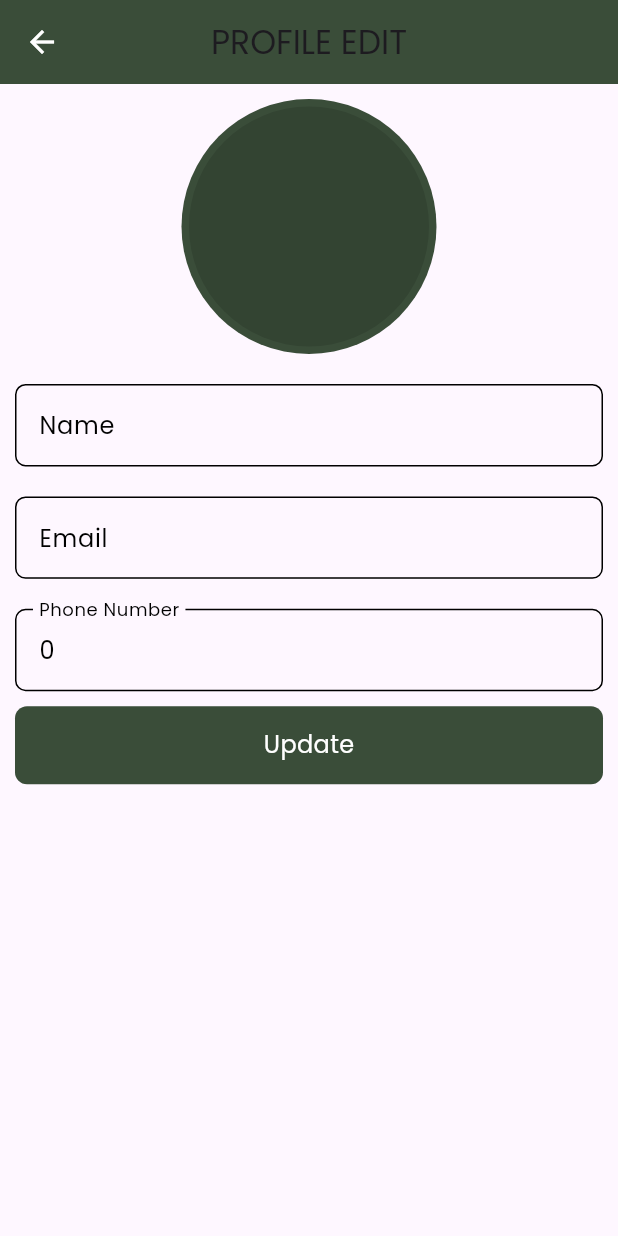
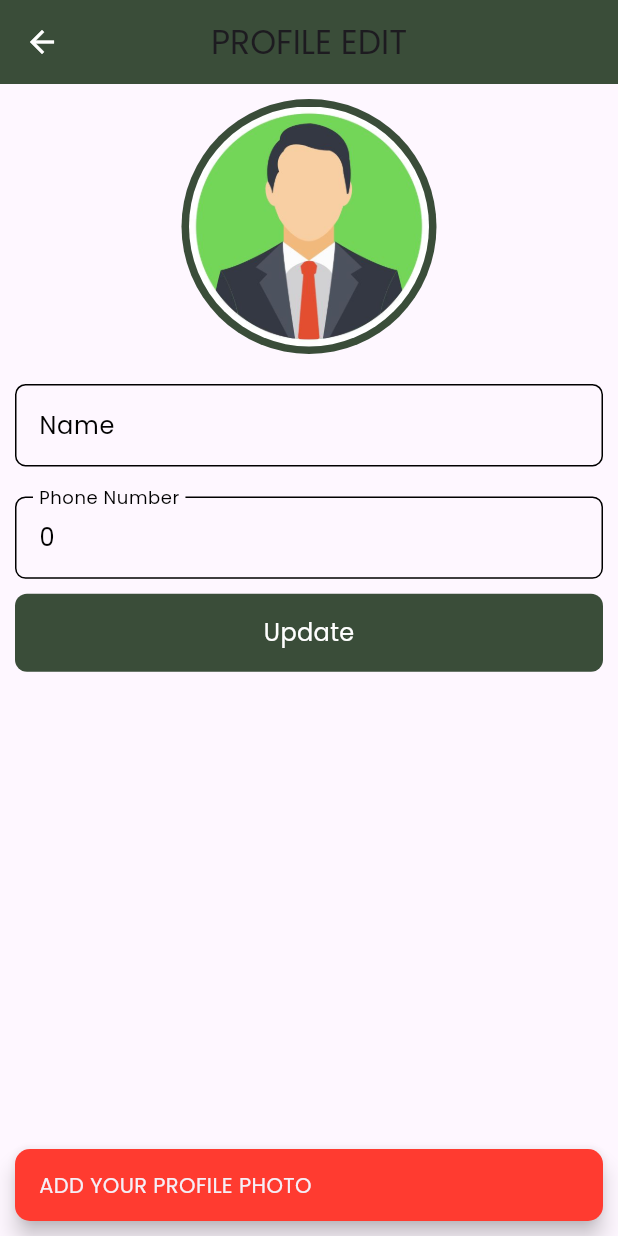
Before and after one commit to yaseeeeeeeeeeen/carnova_user, a Flutter app: the ProfileEditScreen screen opened directly, after a tap on "Update", on a phone screen of 412 x 824 dp. Run offline on Flutter 3.47's test engine with Material 3 defaults, Android fonts, the phone set to English and light mode, and no system bars; our stand-ins replace bloc, carousel_slider, contained_tab_bar_view, flutter_bloc, flutter_svg, google_fonts and 6 more; missing offline and left inert: dart:ffi, flutter_phone_direct_caller, maps_launcher; accounts and stored records are empty.

Commit message:
profile-edit

```diff
--- a/lib/blocs/profile_edit/profile_edit_event.dart
+++ b/lib/blocs/profile_edit/profile_edit_event.dart
@@ -1,9 +1,12 @@
+// ignore_for_file: public_member_api_docs, sort_constructors_first
 part of 'profile_edit_bloc.dart';
 
 abstract class ProfileEditEvent {}
 
-class ImageAddedClicked extends ProfileEditEvent{
+class ImageAddedClicked extends ProfileEditEvent {}
 
+class SubmitClicked extends ProfileEditEvent {
+  File imagepath;
+  Map<String, dynamic> data;
+  SubmitClicked({required this.imagepath, required this.data});
 }
-
-class SubmitClicked extends ProfileEditEvent{}
--- a/lib/blocs/profile_edit/profile_edit_state.dart
+++ b/lib/blocs/profile_edit/profile_edit_state.dart
@@ -10,8 +10,11 @@ class ProfileUpdateLoadingState extends ProfileEditState {}
 class ProfileUpdateSuccsessState extends ProfileEditState {}
 
 class ProfileImageAddedState extends ProfileEditState {
-  String imagePath;
+  File imagePath;
   ProfileImageAddedState({required this.imagePath});
 }
 
-class ProfileUpdateFailedState extends ProfileEditState {}
+class ProfileUpdateFailedState extends ProfileEditState {
+  String message;
+  ProfileUpdateFailedState({required this.message});
+}
--- a/lib/modals/user_modal.dart
+++ b/lib/modals/user_modal.dart
@@ -33,7 +33,7 @@ class UserModal {
         name: json["name"],
         email: json["email"],
         phone: json["phone"],
-        profile: json["profile"] ?? "",
+        profile: json["profile"]??"",
         isBlocked: json["isBlocked"],
       );
 
--- a/lib/resources/api_urls/api_urls.dart
+++ b/lib/resources/api_urls/api_urls.dart
@@ -5,4 +5,6 @@ class ApiUrls {
   static const String userdata = "$userUrl/getuser";
   static const String signupUrl = "$userUrl/signup";
   static const String otpverificationUrl = "$userUrl/verify-otp";
+  static const String addProfile = "$userUrl/update-profile";
+  static const String updateprofile = "$userUrl/update-user";
 }
--- a/lib/resources/constant/imagepath_user.dart
+++ b/lib/resources/constant/imagepath_user.dart
@@ -1,6 +1,6 @@
 class UserSideImages {
   String appLogo = "assets/images/logoWhite-removebg-preview.png";
-  String applogoBlack="assets/images/applogoBlack.png";
+  String applogoBlack = "assets/images/applogoBlack.png";
   String mapImg = "assets/images/map_bg.jpeg";
   String userPhoto = "assets/images/staticCover.jpg";
   String profileDemo = "assets/images/profileDemo.jpg";
--- a/lib/utils/appbar.dart
+++ b/lib/utils/appbar.dart
@@ -1,3 +1,5 @@
+import 'package:carnova_user/modals/user_modal.dart';
+import 'package:carnova_user/resources/api_urls/api_urls.dart';
 import 'package:flutter/material.dart';
 import 'package:google_fonts/google_fonts.dart';
 
@@ -23,10 +25,16 @@ PreferredSizeWidget customAppBarU(context) {
               },
             );
           },
-          child: CircleAvatar(
-            backgroundImage: AssetImage(imageU.userPhoto),
-            backgroundColor: Colors.black,
-          ),
+          child: logedUser!.profile!.isNotEmpty
+              ? CircleAvatar(
+                  backgroundImage:
+                      NetworkImage("${ApiUrls.baseUrl}/${logedUser!.profile}"),
+                  backgroundColor: Colors.black,
+                )
+              : CircleAvatar(
+                  backgroundImage: AssetImage(imageU.profileDemo),
+                  backgroundColor: Colors.black,
+                ),
         ),
         const SizedBox(width: 10),
       ],
@@ -37,12 +45,14 @@ PreferredSizeWidget customAppBarU(context) {
           child: Image(image: AssetImage(imageU.appLogo), fit: BoxFit.cover)));
 }
 
-PreferredSizeWidget customAppBarText(String title, context) {
+PreferredSizeWidget customAppBarText(
+    String title, context, Function()? onPressed) {
   return AppBar(
       leading: IconButton(
-          onPressed: () {
-            Navigator.of(context).pop();
-          },
+          onPressed: onPressed ??
+              () {
+                Navigator.of(context).pop();
+              },
           icon: const Icon(Icons.arrow_back_outlined, color: Colors.white)),
       backgroundColor: appbarColorU,
       centerTitle: true,
--- a/lib/view/car_details_screen.dart
+++ b/lib/view/car_details_screen.dart
@@ -25,7 +25,7 @@ class CarDataShow extends StatelessWidget {
     return Scaffold(
       backgroundColor: scaffoldBg,
       bottomNavigationBar: CarDataBottomBar(price: vehicleData.price),
-      appBar: customAppBarText(vehicleData.name, context),
+      appBar: customAppBarText(vehicleData.name, context,null),
       body: Padding(
         padding: const EdgeInsets.all(8.0),
         child: SingleChildScrollView(
--- a/lib/view/profile/profile_edit.dart
+++ b/lib/view/profile/profile_edit.dart
@@ -6,6 +6,9 @@ import 'package:carnova_user/resources/components/textfields_and_buttons/custom_
 import 'package:carnova_user/resources/components/textfields_and_buttons/loading_button.dart';
 import 'package:carnova_user/resources/constant/colors_userside.dart';
 import 'package:carnova_user/utils/appbar.dart';
+import 'package:carnova_user/utils/bottom_nav_bar.dart';
+import 'package:carnova_user/utils/snack_bar.dart';
+import 'package:carnova_user/view/home_screen.dart';
 import 'package:flutter/material.dart';
 import 'package:flutter_bloc/flutter_bloc.dart';
 
@@ -15,15 +18,19 @@ class ProfileEditScreen extends StatelessWidget {
 
   TextEditingController nameController = TextEditingController();
   TextEditingController phoneController = TextEditingController();
-  TextEditingController emailController = TextEditingController();
+
   String? imagePath;
+  File? profileImage;
   @override
   Widget build(BuildContext context) {
     nameController.text = logedUser!.name;
-    emailController.text = logedUser!.email;
     phoneController.text = logedUser!.phone.toString();
     return Scaffold(
-      appBar: customAppBarText("PROFILE EDIT", context),
+      appBar: customAppBarText("PROFILE EDIT", context, () {
+        Navigator.of(context).pushAndRemoveUntil(
+            MaterialPageRoute(builder: (context) => CustomNavBar(index: 3)),
+            (route) => false);
+      }),
       body: Padding(
         padding: const EdgeInsets.all(10),
         child: SingleChildScrollView(
@@ -33,7 +40,8 @@ class ProfileEditScreen extends StatelessWidget {
               child: BlocBuilder<ProfileEditBloc, ProfileEditState>(
                 builder: (context, state) {
                   if (state is ProfileImageAddedState) {
-                    imagePath = state.imagePath;
+                    profileImage = state.imagePath;
+                    imagePath = state.imagePath.path;
                   }
 
                   return GestureDetector(
@@ -48,8 +56,8 @@ class ProfileEditScreen extends StatelessWidget {
                                 backgroundImage: FileImage(File(imagePath!)),
                                 radius: 80,
                               )
-                            : const CircleAvatar(
-                                //show previews profile photo
+                            :  CircleAvatar(
+                              backgroundImage: AssetImage(imageU.profileDemo),
                                 backgroundColor: Colors.black12,
                                 radius: 80,
                               )),
@@ -66,25 +74,54 @@ class ProfileEditScreen extends StatelessWidget {
             const SizedBox(height: 10),
             CustomTextfield(
                 viewonly: true,
-                hint: "Email",
-                isSufix: false,
-                controller: emailController),
-            const SizedBox(height: 10),
-            CustomTextfield(
-                viewonly: true,
                 keybordtype: TextInputType.number,
                 hint: "Phone Number",
                 isSufix: true,
                 controller: phoneController),
             const SizedBox(height: 10),
-            MyLoadingButton(
-              isLoading: false,
-              title: "Update",
-              onTap: () {},
+            BlocConsumer<ProfileEditBloc, ProfileEditState>(
+              listener: (context, state) {
+                if (state is ProfileUpdateFailedState) {
+                  ScaffoldMessenger.of(context).showSnackBar(
+                      customSnackbar(context, false, state.message));
+                } else if (state is ProfileUpdateSuccsessState) {
+                  ScaffoldMessenger.of(context).showSnackBar(customSnackbar(
+                      context, true, "Profile Updated Succsess"));
+                }
+              },
+              builder: (context, state) {
+                bool isLoading = state is ProfileUpdateLoadingState;
+                return MyLoadingButton(
+                  isLoading: isLoading,
+                  title: "Update",
+                  onTap: () {
+                    if (profileImage == null) {
+                      ScaffoldMessenger.of(context).showSnackBar(customSnackbar(
+                          context, false, "ADD YOUR PROFILE PHOTO"));
+                    }
+                    updateButton(phoneController, nameController, profileImage!,
+                        context);
+                  },
+                );
+              },
             )
           ]),
         ),
       ),
     );
   }
+
+  updateButton(TextEditingController phone, TextEditingController name,
+      File profile, BuildContext context) {
+    File profilephoto = profile;
+    if (phone.text.length == 10 || name.text.isNotEmpty) {
+      Map<String, dynamic> data = {"phone": phone.text, "name": name.text};
+      context
+          .read<ProfileEditBloc>()
+          .add(SubmitClicked(imagepath: profilephoto, data: data));
+    } else {
+      ScaffoldMessenger.of(context)
+          .showSnackBar(customSnackbar(context, false, "SOMETHING WRONG"));
+    }
+  }
 }
--- a/lib/view/splash_screen/splash_screen.dart
+++ b/lib/view/splash_screen/splash_screen.dart
@@ -45,6 +45,7 @@ class _SplashScreenState extends State<SplashScreen> {
     if (token != null) {
       final response = await UserDataRepo().userData(token);
       final data = jsonDecode(response.body);
+      print(data);
       if (data != null) {
         final data1 = UserModal.fromJson(data);
         logedUser = data1;
```
Also changed, not shown: lib/blocs/profile_edit/profile_edit_bloc.dart (+32 -1 lines), lib/data/network/api_services.dart (+37 -4 lines), lib/resources/components/profie_screen/profile_card.dart (+11 -4 lines), lib/utils/profile_sheet.dart (+12 -5 lines).
